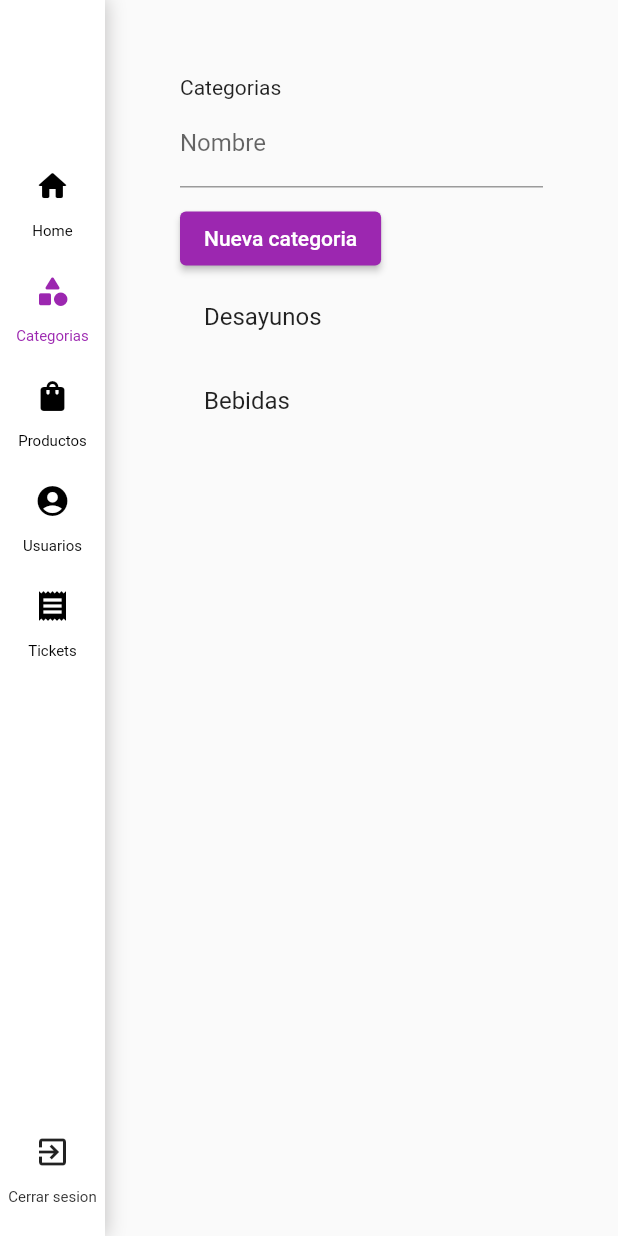
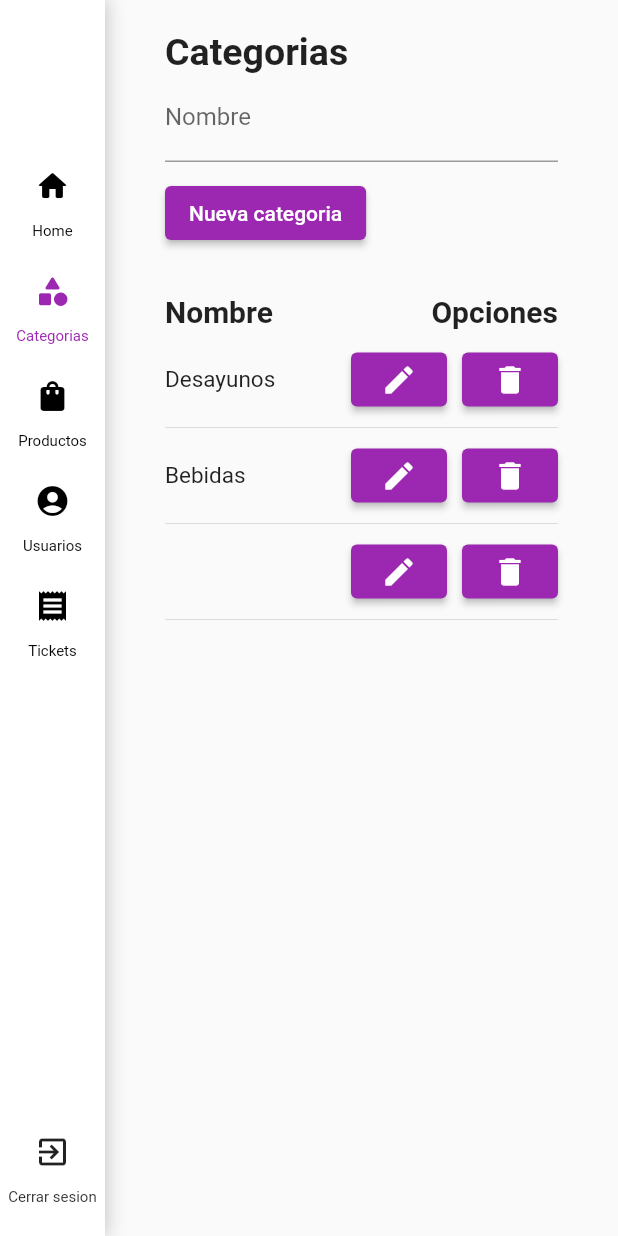
Before and after one commit to ushieru/total_pos, a Flutter app: the _AdminView screen opened directly, after a tap on the "category" icon, after a tap on "Nueva categoria", on a phone screen of 412 x 824 dp. Run offline on Flutter 3.47's test engine with Material 2 defaults, Android fonts, the phone set to English and light mode, and no system bars; our stand-ins replace bloc, flutter_bloc.

Commit message:
fix view

```diff
--- a/lib/app/pages/admin/admin.dart
+++ b/lib/app/pages/admin/admin.dart
@@ -129,7 +129,7 @@ class _AdminView extends StatelessWidget {
               )),
           Expanded(
             child: Container(
-              margin: const EdgeInsets.all(50),
+              margin: const EdgeInsets.symmetric(horizontal: 40, vertical: 20),
               height: double.maxFinite,
               child: BlocBuilder<AdminCubit, AdminState>(
                 builder: (context, state) {
--- a/lib/app/pages/admin/screens/categories/category_admin_screen.dart
+++ b/lib/app/pages/admin/screens/categories/category_admin_screen.dart
@@ -1,5 +1,6 @@
 import 'package:flutter/material.dart';
 import 'package:flutter_bloc/flutter_bloc.dart';
+import 'package:total_pos/app/config/global_config.dart';
 import 'package:total_pos/app/pages/admin/screens/categories/cubit/category_cubit.dart';
 import 'package:total_pos/context/category/domain/category.dart';
 
@@ -24,7 +25,8 @@ class _CategoryAdminScreenView extends StatelessWidget {
   @override
   Widget build(BuildContext context) {
     return Column(crossAxisAlignment: CrossAxisAlignment.start, children: [
-      const Text('Categorias'),
+      const Text('Categorias',
+          style: TextStyle(fontSize: 25, fontWeight: FontWeight.w700)),
       Form(
           child:
               Column(crossAxisAlignment: CrossAxisAlignment.start, children: [
@@ -32,19 +34,81 @@ class _CategoryAdminScreenView extends StatelessWidget {
             controller: _categoryNameController,
             decoration: const InputDecoration(label: Text('Nombre'))),
         const SizedBox(height: 10),
-        ElevatedButton(
-            onPressed: () {
-              final category = Category(_categoryNameController.text);
-              context.read<CategoryCubit>().addCategory(category);
-              _categoryNameController.text = '';
-            },
-            child: const Text('Nueva categoria'))
+        BlocBuilder<CategoryCubit, CategoryState>(builder: (context, state) {
+          return Row(children: [
+            if (state.currentCategory != null)
+              Row(children: [
+                ElevatedButton(
+                    style: ElevatedButton.styleFrom(
+                        primary: Colors.transparent,
+                        elevation: 0,
+                        side: BorderSide(
+                            color: GlobalConfig.principalColor, width: 2)),
+                    onPressed: () => context
+                        .read<CategoryCubit>()
+                        .setCurrentCategory(null)
+                        .then((_) => _categoryNameController.text = ''),
+                    child: Text('Cancelar',
+                        style: TextStyle(color: GlobalConfig.principalColor))),
+                const SizedBox(width: 10)
+              ]),
+            ElevatedButton(
+                onPressed: () {
+                  final cubit = context.read<CategoryCubit>();
+                  final category = Category(_categoryNameController.text,
+                      id: state.currentCategory?.id);
+                  if (state.currentCategory == null) {
+                    cubit.addCategory(category);
+                  } else {
+                    cubit.editCategory(category);
+                  }
+                  _categoryNameController.text = '';
+                  return;
+                },
+                child: Text(state.currentCategory != null
+                    ? 'Editar categoria'
+                    : 'Nueva categoria'))
+          ]);
+        })
       ])),
+      const SizedBox(height: 30),
       Expanded(child:
           BlocBuilder<CategoryCubit, CategoryState>(builder: (context, state) {
         return ListView(children: [
+          Row(children: const [
+            Expanded(
+                child: Text('Nombre',
+                    style:
+                        TextStyle(fontSize: 20, fontWeight: FontWeight.w600))),
+            Text('Opciones',
+                style: TextStyle(fontSize: 20, fontWeight: FontWeight.w600))
+          ]),
+          const SizedBox(height: 10),
           for (Category category in state.categories)
-            ListTile(title: Text(category.name))
+            Column(
+              mainAxisAlignment: MainAxisAlignment.start,
+              children: [
+                Row(children: [
+                  Expanded(
+                      child: Text(category.name,
+                          style: const TextStyle(fontSize: 15))),
+                  ElevatedButton(
+                      onPressed: () => context
+                          .read<CategoryCubit>()
+                          .setCurrentCategory(category)
+                          .then((category) => _categoryNameController.text =
+                              category?.name ?? 'Not found'),
+                      child: const Icon(Icons.edit)),
+                  const SizedBox(width: 10),
+                  ElevatedButton(
+                      onPressed: () => context
+                          .read<CategoryCubit>()
+                          .deleteCategory(category),
+                      child: const Icon(Icons.delete))
+                ]),
+                const Divider()
+              ],
+            )
         ]);
       })),
     ]);
--- a/lib/app/pages/admin/screens/categories/cubit/category_cubit.dart
+++ b/lib/app/pages/admin/screens/categories/cubit/category_cubit.dart
@@ -4,7 +4,9 @@ import 'package:total_pos/context/category/domain/category.dart';
 import 'package:total_pos/context/category/domain/category_repository.dart';
 import 'package:total_pos/context/category/infrastructure/persistence/in_memory/category_in_memory.dart';
 import 'package:total_pos/context/shared/application/create.dart';
+import 'package:total_pos/context/shared/application/delete.dart';
 import 'package:total_pos/context/shared/application/get_all.dart';
+import 'package:total_pos/context/shared/application/update.dart';
 
 part 'category_state.dart';
 
@@ -24,4 +26,19 @@ class CategoryCubit extends Cubit<CategoryState> {
     final categories = await GetAll(_repository).run();
     emit(CategoryGlobal(categories));
   }
+
+  Future<void> editCategory(Category category) async {
+    await Update(_repository).run(category);
+    getCategories();
+  }
+
+  Future<Category?> setCurrentCategory(Category? category) async {
+    emit(CategoryGlobal(state.categories, currentCategory: category));
+    return category;
+  }
+
+  Future<void> deleteCategory(Category category) async {
+    await Delete(_repository).run(category);
+    getCategories();
+  }
 }
--- a/lib/app/pages/admin/screens/categories/cubit/category_state.dart
+++ b/lib/app/pages/admin/screens/categories/cubit/category_state.dart
@@ -3,7 +3,8 @@ part of 'category_cubit.dart';
 @immutable
 abstract class CategoryState {
   final List<Category> categories;
-  const CategoryState(this.categories);
+  final Category? currentCategory;
+  const CategoryState(this.categories, {this.currentCategory});
 }
 
 class CategoryInitial extends CategoryState {
@@ -11,5 +12,6 @@ class CategoryInitial extends CategoryState {
 }
 
 class CategoryGlobal extends CategoryState {
-  const CategoryGlobal(List<Category> categories) : super(categories);
+  const CategoryGlobal(List<Category> categories, {Category? currentCategory})
+      : super(categories, currentCategory: currentCategory);
 }
```
